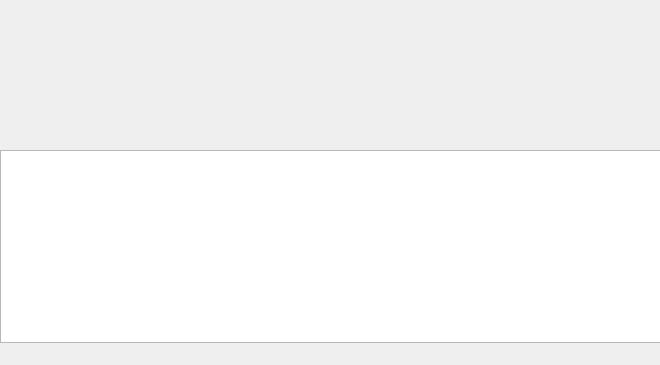
Qt form src/gui.ui (SkorEgor/Data_processing) before a commit; both pictures show x 0 to 660 and y 235 to 600 of the 800 by 600 pixel window.
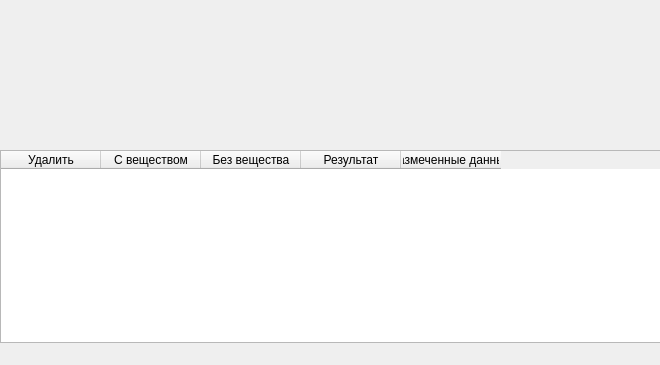
The same form after that commit.

```diff
--- a/src/gui.ui
+++ b/src/gui.ui
@@ -70,7 +70,33 @@
         <number>0</number>
        </property>
        <item row="0" column="0">
-        <widget class="QTableWidget" name="tableWidget"/>
+        <widget class="QTableWidget" name="tableWidget">
+         <column>
+          <property name="text">
+           <string>Удалить</string>
+          </property>
+         </column>
+         <column>
+          <property name="text">
+           <string>С веществом</string>
+          </property>
+         </column>
+         <column>
+          <property name="text">
+           <string>Без вещества</string>
+          </property>
+         </column>
+         <column>
+          <property name="text">
+           <string>Результат</string>
+          </property>
+         </column>
+         <column>
+          <property name="text">
+           <string>Размеченные данные</string>
+          </property>
+         </column>
+        </widget>
        </item>
       </layout>
      </widget>
```
